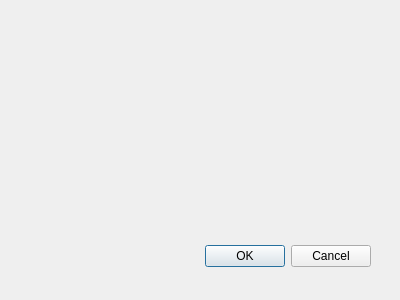
Qt form ConvertToDicom/dicomattributesdialog.ui (TimAllman/ConvertToDicom-Qt) before a commit.
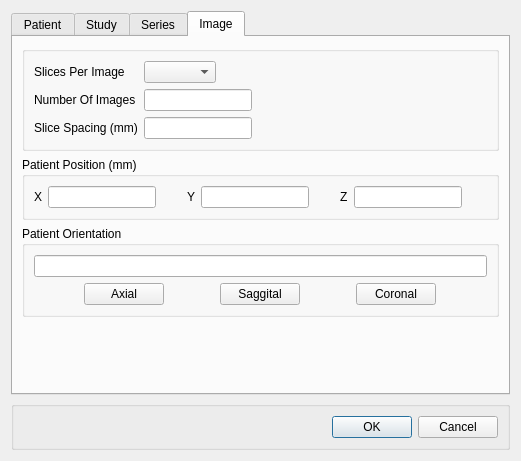
The same form after that commit.

```diff
--- a/ConvertToDicom/dicomattributesdialog.ui
+++ b/ConvertToDicom/dicomattributesdialog.ui
@@ -8,29 +8,552 @@
    <rect>
     <x>0</x>
     <y>0</y>
-    <width>400</width>
-    <height>300</height>
+    <width>521</width>
+    <height>461</height>
    </rect>
   </property>
   <property name="windowTitle">
    <string>Dialog</string>
   </property>
-  <widget class="QDialogButtonBox" name="buttonBox">
-   <property name="geometry">
-    <rect>
-     <x>30</x>
-     <y>240</y>
-     <width>341</width>
-     <height>32</height>
-    </rect>
-   </property>
-   <property name="orientation">
-    <enum>Qt::Horizontal</enum>
-   </property>
-   <property name="standardButtons">
-    <set>QDialogButtonBox::Cancel|QDialogButtonBox::Ok</set>
-   </property>
-  </widget>
+  <layout class="QVBoxLayout" name="verticalLayout">
+   <item>
+    <widget class="QTabWidget" name="tabWidget">
+     <property name="currentIndex">
+      <number>3</number>
+     </property>
+     <widget class="QWidget" name="patientTab">
+      <attribute name="title">
+       <string>Patient</string>
+      </attribute>
+      <layout class="QVBoxLayout" name="verticalLayout_2">
+       <item>
+        <widget class="QGroupBox" name="groupBox_2">
+         <property name="title">
+          <string/>
+         </property>
+         <layout class="QFormLayout" name="formLayout">
+          <property name="fieldGrowthPolicy">
+           <enum>QFormLayout::ExpandingFieldsGrow</enum>
+          </property>
+          <item row="0" column="0">
+           <widget class="QLabel" name="label">
+            <property name="text">
+             <string>Name</string>
+            </property>
+            <property name="buddy">
+             <cstring>patientsNameLineEdit</cstring>
+            </property>
+           </widget>
+          </item>
+          <item row="0" column="1">
+           <widget class="QLineEdit" name="patientsNameLineEdit">
+            <property name="sizePolicy">
+             <sizepolicy hsizetype="MinimumExpanding" vsizetype="Fixed">
+              <horstretch>0</horstretch>
+              <verstretch>0</verstretch>
+             </sizepolicy>
+            </property>
+           </widget>
+          </item>
+          <item row="1" column="0">
+           <widget class="QLabel" name="label_2">
+            <property name="text">
+             <string>ID</string>
+            </property>
+            <property name="buddy">
+             <cstring>patientsNameLineEdit</cstring>
+            </property>
+           </widget>
+          </item>
+          <item row="1" column="1">
+           <widget class="QLineEdit" name="patientsIDLineEdit"/>
+          </item>
+          <item row="2" column="0">
+           <widget class="QLabel" name="label_3">
+            <property name="text">
+             <string>DOB</string>
+            </property>
+            <property name="buddy">
+             <cstring>patientsNameLineEdit</cstring>
+            </property>
+           </widget>
+          </item>
+          <item row="2" column="1">
+           <widget class="QDateEdit" name="patientsDOBDateEdit"/>
+          </item>
+          <item row="3" column="0">
+           <widget class="QLabel" name="label_4">
+            <property name="text">
+             <string>Sex</string>
+            </property>
+            <property name="buddy">
+             <cstring>patientsNameLineEdit</cstring>
+            </property>
+           </widget>
+          </item>
+          <item row="3" column="1">
+           <widget class="QComboBox" name="patientsSexComboBox"/>
+          </item>
+         </layout>
+        </widget>
+       </item>
+      </layout>
+     </widget>
+     <widget class="QWidget" name="studyTab">
+      <attribute name="title">
+       <string>Study</string>
+      </attribute>
+      <layout class="QVBoxLayout" name="verticalLayout_3">
+       <item>
+        <widget class="QGroupBox" name="groupBox_3">
+         <property name="title">
+          <string/>
+         </property>
+         <property name="flat">
+          <bool>false</bool>
+         </property>
+         <property name="checkable">
+          <bool>false</bool>
+         </property>
+         <layout class="QFormLayout" name="formLayout_2">
+          <property name="fieldGrowthPolicy">
+           <enum>QFormLayout::ExpandingFieldsGrow</enum>
+          </property>
+          <item row="0" column="0">
+           <widget class="QLabel" name="label_5">
+            <property name="text">
+             <string>Description</string>
+            </property>
+           </widget>
+          </item>
+          <item row="0" column="1">
+           <widget class="QTextEdit" name="studyDescriptionTextEdit"/>
+          </item>
+          <item row="1" column="0">
+           <widget class="QLabel" name="label_6">
+            <property name="text">
+             <string>ID</string>
+            </property>
+           </widget>
+          </item>
+          <item row="1" column="1">
+           <widget class="QLineEdit" name="studyIDLineEdit">
+            <property name="sizePolicy">
+             <sizepolicy hsizetype="Preferred" vsizetype="Fixed">
+              <horstretch>0</horstretch>
+              <verstretch>0</verstretch>
+             </sizepolicy>
+            </property>
+           </widget>
+          </item>
+          <item row="2" column="0">
+           <widget class="QLabel" name="label_7">
+            <property name="text">
+             <string>Modality</string>
+            </property>
+           </widget>
+          </item>
+          <item row="2" column="1">
+           <widget class="QComboBox" name="studyModalityComboBox"/>
+          </item>
+          <item row="3" column="0">
+           <widget class="QLabel" name="label_8">
+            <property name="text">
+             <string>DateTime</string>
+            </property>
+           </widget>
+          </item>
+          <item row="3" column="1">
+           <layout class="QHBoxLayout" name="horizontalLayout_2">
+            <item>
+             <widget class="QDateTimeEdit" name="studyDateTimeDDateTimeEdit">
+              <property name="sizePolicy">
+               <sizepolicy hsizetype="Preferred" vsizetype="Fixed">
+                <horstretch>0</horstretch>
+                <verstretch>0</verstretch>
+               </sizepolicy>
+              </property>
+             </widget>
+            </item>
+            <item>
+             <widget class="QPushButton" name="studyDateTimeNowPushButton">
+              <property name="sizePolicy">
+               <sizepolicy hsizetype="Fixed" vsizetype="Fixed">
+                <horstretch>0</horstretch>
+                <verstretch>0</verstretch>
+               </sizepolicy>
+              </property>
+              <property name="text">
+               <string>Now</string>
+              </property>
+             </widget>
+            </item>
+           </layout>
+          </item>
+          <item row="4" column="0">
+           <widget class="QLabel" name="label_9">
+            <property name="text">
+             <string>Instance UID</string>
+            </property>
+           </widget>
+          </item>
+          <item row="4" column="1">
+           <layout class="QHBoxLayout" name="horizontalLayout_3">
+            <item>
+             <widget class="QLineEdit" name="studyInstanceUIDLineEdit"/>
+            </item>
+            <item>
+             <widget class="QPushButton" name="studyInstanceUIDGeneratePushButton">
+              <property name="text">
+               <string>Generate</string>
+              </property>
+             </widget>
+            </item>
+           </layout>
+          </item>
+         </layout>
+        </widget>
+       </item>
+      </layout>
+     </widget>
+     <widget class="QWidget" name="seriesTab">
+      <attribute name="title">
+       <string>Series</string>
+      </attribute>
+      <layout class="QVBoxLayout" name="verticalLayout_4">
+       <item>
+        <widget class="QGroupBox" name="groupBox_4">
+         <property name="title">
+          <string/>
+         </property>
+         <property name="flat">
+          <bool>false</bool>
+         </property>
+         <property name="checkable">
+          <bool>false</bool>
+         </property>
+         <layout class="QFormLayout" name="formLayout_3">
+          <property name="fieldGrowthPolicy">
+           <enum>QFormLayout::ExpandingFieldsGrow</enum>
+          </property>
+          <item row="0" column="0">
+           <widget class="QLabel" name="label_10">
+            <property name="text">
+             <string>Description</string>
+            </property>
+           </widget>
+          </item>
+          <item row="0" column="1">
+           <widget class="QTextEdit" name="seriesDescriptionTextEdit"/>
+          </item>
+          <item row="1" column="0">
+           <widget class="QLabel" name="label_12">
+            <property name="text">
+             <string>Patient Position</string>
+            </property>
+           </widget>
+          </item>
+          <item row="1" column="1">
+           <widget class="QComboBox" name="seriesPatientPositionComboBox"/>
+          </item>
+          <item row="2" column="0">
+           <widget class="QLabel" name="label_13">
+            <property name="text">
+             <string>Series Number</string>
+            </property>
+           </widget>
+          </item>
+          <item row="2" column="1">
+           <widget class="QLineEdit" name="seriesNumberLineEdit">
+            <property name="sizePolicy">
+             <sizepolicy hsizetype="Preferred" vsizetype="Fixed">
+              <horstretch>0</horstretch>
+              <verstretch>0</verstretch>
+             </sizepolicy>
+            </property>
+           </widget>
+          </item>
+          <item row="3" column="0">
+           <widget class="QLabel" name="label_14">
+            <property name="text">
+             <string>Time Increment</string>
+            </property>
+           </widget>
+          </item>
+          <item row="3" column="1">
+           <widget class="QLineEdit" name="seriesTimeIncrementLineEdit">
+            <property name="sizePolicy">
+             <sizepolicy hsizetype="Preferred" vsizetype="Fixed">
+              <horstretch>0</horstretch>
+              <verstretch>0</verstretch>
+             </sizepolicy>
+            </property>
+           </widget>
+          </item>
+         </layout>
+        </widget>
+       </item>
+      </layout>
+     </widget>
+     <widget class="QWidget" name="imageTab">
+      <attribute name="title">
+       <string>Image</string>
+      </attribute>
+      <layout class="QVBoxLayout" name="verticalLayout_6">
+       <item>
+        <widget class="QGroupBox" name="groupBox_5">
+         <property name="title">
+          <string/>
+         </property>
+         <layout class="QFormLayout" name="formLayout_4">
+          <property name="fieldGrowthPolicy">
+           <enum>QFormLayout::ExpandingFieldsGrow</enum>
+          </property>
+          <property name="formAlignment">
+           <set>Qt::AlignLeading|Qt::AlignLeft|Qt::AlignTop</set>
+          </property>
+          <item row="0" column="0">
+           <widget class="QLabel" name="label_11">
+            <property name="text">
+             <string>Slices Per Image</string>
+            </property>
+           </widget>
+          </item>
+          <item row="0" column="1">
+           <widget class="QComboBox" name="imageSlicesPerImageComboBox"/>
+          </item>
+          <item row="1" column="0">
+           <widget class="QLabel" name="label_15">
+            <property name="text">
+             <string>Number Of Images</string>
+            </property>
+           </widget>
+          </item>
+          <item row="1" column="1">
+           <widget class="QLineEdit" name="numberOfImagesLineEdit">
+            <property name="sizePolicy">
+             <sizepolicy hsizetype="Preferred" vsizetype="Fixed">
+              <horstretch>0</horstretch>
+              <verstretch>0</verstretch>
+             </sizepolicy>
+            </property>
+           </widget>
+          </item>
+          <item row="2" column="0">
+           <widget class="QLabel" name="label_16">
+            <property name="text">
+             <string>Slice Spacing (mm)</string>
+            </property>
+           </widget>
+          </item>
+          <item row="2" column="1">
+           <widget class="QLineEdit" name="numberOfImagesLineEdit_2">
+            <property name="sizePolicy">
+             <sizepolicy hsizetype="Preferred" vsizetype="Fixed">
+              <horstretch>0</horstretch>
+              <verstretch>0</verstretch>
+             </sizepolicy>
+            </property>
+           </widget>
+          </item>
+         </layout>
+        </widget>
+       </item>
+       <item>
+        <widget class="QGroupBox" name="groupBox_6">
+         <property name="title">
+          <string>Patient Position (mm)</string>
+         </property>
+         <layout class="QHBoxLayout" name="horizontalLayout_5">
+          <item>
+           <layout class="QHBoxLayout" name="horizontalLayout_4">
+            <item>
+             <layout class="QFormLayout" name="formLayout_5">
+              <property name="fieldGrowthPolicy">
+               <enum>QFormLayout::ExpandingFieldsGrow</enum>
+              </property>
+              <item row="0" column="0">
+               <widget class="QLabel" name="label_17">
+                <property name="sizePolicy">
+                 <sizepolicy hsizetype="Fixed" vsizetype="Preferred">
+                  <horstretch>0</horstretch>
+                  <verstretch>0</verstretch>
+                 </sizepolicy>
+                </property>
+                <property name="text">
+                 <string>X</string>
+                </property>
+               </widget>
+              </item>
+              <item row="0" column="1">
+               <widget class="QLineEdit" name="patientsPositionXLineEdit">
+                <property name="sizePolicy">
+                 <sizepolicy hsizetype="Preferred" vsizetype="Fixed">
+                  <horstretch>0</horstretch>
+                  <verstretch>0</verstretch>
+                 </sizepolicy>
+                </property>
+               </widget>
+              </item>
+             </layout>
+            </item>
+            <item>
+             <layout class="QFormLayout" name="formLayout_6">
+              <property name="fieldGrowthPolicy">
+               <enum>QFormLayout::ExpandingFieldsGrow</enum>
+              </property>
+              <item row="0" column="0">
+               <widget class="QLabel" name="label_18">
+                <property name="sizePolicy">
+                 <sizepolicy hsizetype="Fixed" vsizetype="Preferred">
+                  <horstretch>0</horstretch>
+                  <verstretch>0</verstretch>
+                 </sizepolicy>
+                </property>
+                <property name="text">
+                 <string>Y</string>
+                </property>
+               </widget>
+              </item>
+              <item row="0" column="1">
+               <widget class="QLineEdit" name="patientsPositionYLineEdit">
+                <property name="sizePolicy">
+                 <sizepolicy hsizetype="Preferred" vsizetype="Fixed">
+                  <horstretch>0</horstretch>
+                  <verstretch>0</verstretch>
+                 </sizepolicy>
+                </property>
+               </widget>
+              </item>
+             </layout>
+            </item>
+            <item>
+             <layout class="QFormLayout" name="formLayout_7">
+              <property name="fieldGrowthPolicy">
+               <enum>QFormLayout::ExpandingFieldsGrow</enum>
+              </property>
+              <item row="0" column="0">
+               <widget class="QLabel" name="label_19">
+                <property name="sizePolicy">
+                 <sizepolicy hsizetype="Fixed" vsizetype="Preferred">
+                  <horstretch>0</horstretch>
+                  <verstretch>0</verstretch>
+                 </sizepolicy>
+                </property>
+                <property name="text">
+                 <string>Z</string>
+                </property>
+               </widget>
+              </item>
+              <item row="0" column="1">
+               <widget class="QLineEdit" name="patientsPositionZLineEdit">
+                <property name="sizePolicy">
+                 <sizepolicy hsizetype="Preferred" vsizetype="Fixed">
+                  <horstretch>0</horstretch>
+                  <verstretch>0</verstretch>
+                 </sizepolicy>
+                </property>
+               </widget>
+              </item>
+             </layout>
+            </item>
+           </layout>
+          </item>
+         </layout>
+        </widget>
+       </item>
+       <item>
+        <widget class="QGroupBox" name="groupBox_7">
+         <property name="title">
+          <string>Patient Orientation</string>
+         </property>
+         <layout class="QVBoxLayout" name="verticalLayout_5">
+          <item>
+           <widget class="QLineEdit" name="imagePatientOrientationLineEdit"/>
+          </item>
+          <item>
+           <layout class="QHBoxLayout" name="horizontalLayout_6">
+            <item>
+             <widget class="QPushButton" name="imageAxialPushButton">
+              <property name="sizePolicy">
+               <sizepolicy hsizetype="Fixed" vsizetype="Fixed">
+                <horstretch>0</horstretch>
+                <verstretch>0</verstretch>
+               </sizepolicy>
+              </property>
+              <property name="text">
+               <string>Axial</string>
+              </property>
+             </widget>
+            </item>
+            <item>
+             <widget class="QPushButton" name="imageSaggitalPushButton">
+              <property name="sizePolicy">
+               <sizepolicy hsizetype="Fixed" vsizetype="Fixed">
+                <horstretch>0</horstretch>
+                <verstretch>0</verstretch>
+               </sizepolicy>
+              </property>
+              <property name="text">
+               <string>Saggital</string>
+              </property>
+             </widget>
+            </item>
+            <item>
+             <widget class="QPushButton" name="imageCoronalPushButton">
+              <property name="sizePolicy">
+               <sizepolicy hsizetype="Fixed" vsizetype="Fixed">
+                <horstretch>0</horstretch>
+                <verstretch>0</verstretch>
+               </sizepolicy>
+              </property>
+              <property name="text">
+               <string>Coronal</string>
+              </property>
+             </widget>
+            </item>
+           </layout>
+          </item>
+         </layout>
+        </widget>
+       </item>
+       <item>
+        <spacer name="verticalSpacer">
+         <property name="orientation">
+          <enum>Qt::Vertical</enum>
+         </property>
+         <property name="sizeHint" stdset="0">
+          <size>
+           <width>20</width>
+           <height>0</height>
+          </size>
+         </property>
+        </spacer>
+       </item>
+      </layout>
+     </widget>
+    </widget>
+   </item>
+   <item>
+    <widget class="QGroupBox" name="groupBox">
+     <property name="title">
+      <string/>
+     </property>
+     <layout class="QHBoxLayout" name="horizontalLayout">
+      <item>
+       <widget class="QDialogButtonBox" name="buttonBox">
+        <property name="orientation">
+         <enum>Qt::Horizontal</enum>
+        </property>
+        <property name="standardButtons">
+         <set>QDialogButtonBox::Cancel|QDialogButtonBox::Ok</set>
+        </property>
+       </widget>
+      </item>
+     </layout>
+    </widget>
+   </item>
+  </layout>
  </widget>
  <pixmapfunction/>
  <resources/>
```
Left out of the diff: 15 changed lines with no effect on the pictures.
